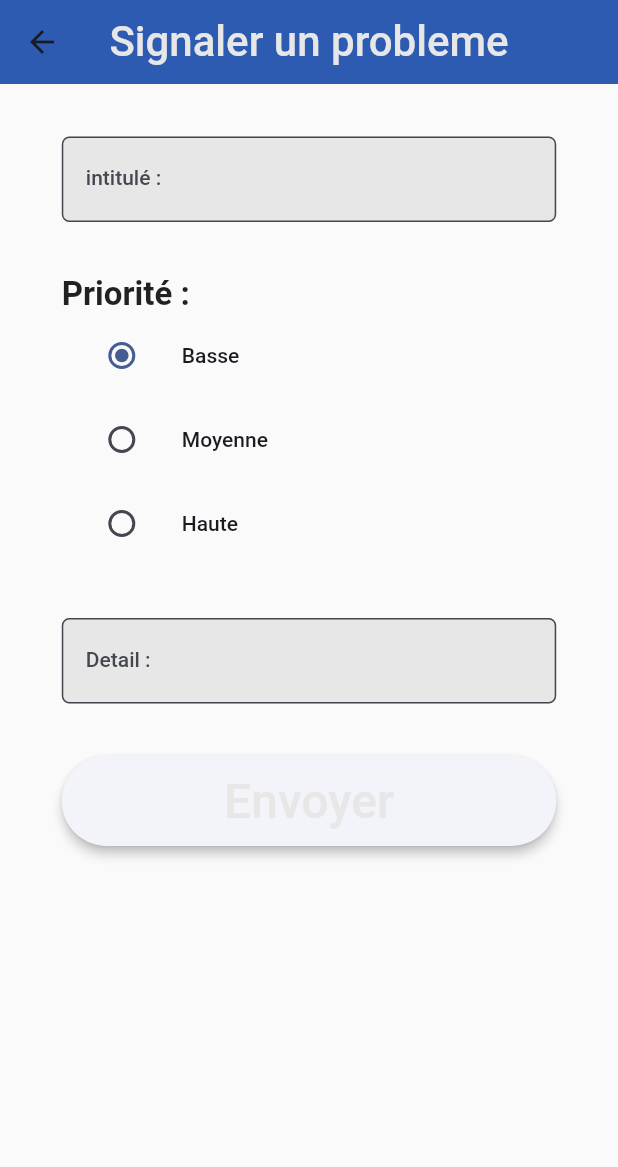
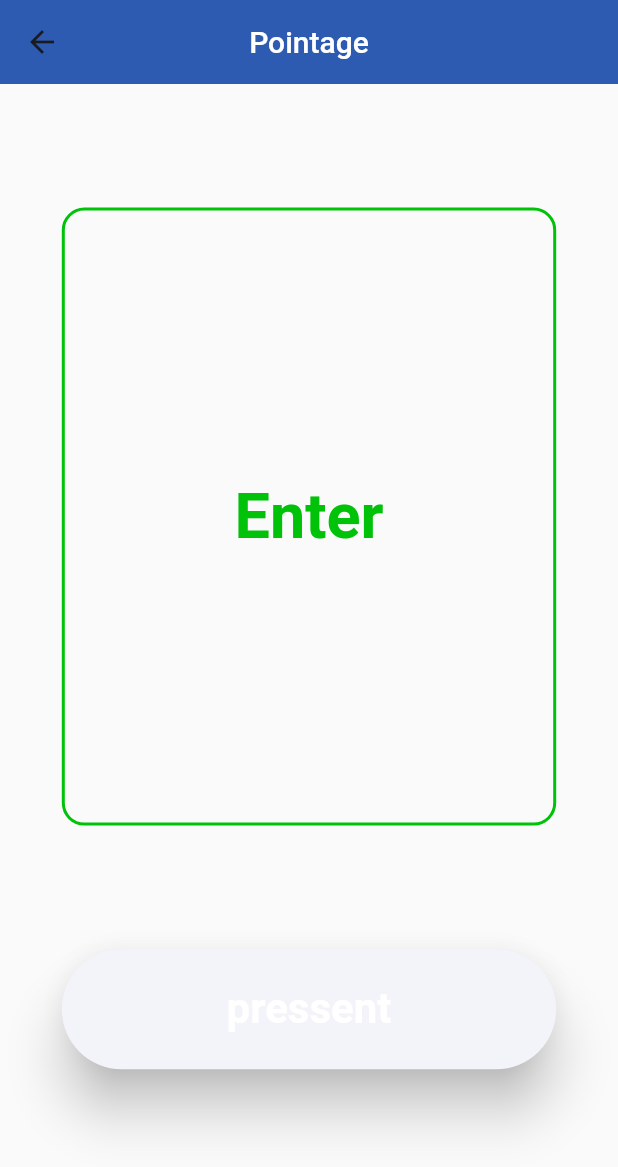
Before and after one commit to Nofinu/employeeApp, a Flutter app: the screen it shows after launch, after a tap on "Pointer", on a phone screen of 412 x 824 dp. Shown: the top 1167 px of the screen. Run offline on Flutter 3.47's test engine with Material 2 defaults, Android fonts, the phone set to English and light mode, and no system bars; our stand-ins replace badges, flutter_riverpod; network calls fail.

Commit message:
ajout de la page de pointage

```diff
--- a/lib/Screen/home_page.dart
+++ b/lib/Screen/home_page.dart
@@ -3,9 +3,10 @@ import 'package:flutter_riverpod/flutter_riverpod.dart';
 import 'package:tracker_app/Screen/messageBox/admin_message_box.dart';
 import 'package:tracker_app/Screen/messageBox/exceptional_request.dart';
 import 'package:tracker_app/Screen/messageBox/message_box.dart';
+import 'package:tracker_app/Screen/pointage/pointage.dart';
 import 'package:tracker_app/Screen/presenceManagement/presence_management.dart';
 import 'package:tracker_app/Screen/profil_screen.dart';
-import 'package:tracker_app/Screen/report_problem.dart';
+import 'package:tracker_app/Screen/messageBox/report_problem.dart';
 import 'package:tracker_app/model/User.dart';
 import 'package:tracker_app/model/messageModel/message.dart';
 import 'package:tracker_app/provider/auth_provider.dart';
@@ -130,7 +131,7 @@ class _HomePageScreenState extends ConsumerState<HomePageScreen> {
                 text: "Pointer",
                 icon: Icons.punch_clock_rounded,
                 color: Color.fromRGBO(215, 248, 28, 0.8),
-                route: ReportProblemeScreen(),
+                route: PointageScreen(),
               ),
             ],
           ),
--- a/lib/Screen/messageBox/exceptional_request.dart
+++ b/lib/Screen/messageBox/exceptional_request.dart
@@ -1,8 +1,8 @@
 import 'package:flutter/material.dart';
 import 'package:flutter_riverpod/flutter_riverpod.dart';
 import 'package:intl/intl.dart';
-import 'package:tracker_app/data/fake_data.dart';
 import 'package:tracker_app/model/messageModel/request.dart';
+import 'package:tracker_app/provider/auth_provider.dart';
 import 'package:tracker_app/provider/messages_provider.dart';
 
 final formater = DateFormat.yMd();
@@ -62,7 +62,7 @@ class _ExceptionalRequestState extends ConsumerState<ExceptionalRequest> {
       Request request = Request(
           title: _enteredTitle!,
           detail: _enteredDetail!,
-          writter: user[0],
+          writter: ref.watch(authProvider),
           dateWritting: DateTime.now(),
           requestDate: _selectedDate!);
 
--- a/lib/Screen/messageBox/probleme_detail.dart
+++ b/lib/Screen/messageBox/probleme_detail.dart
@@ -1,5 +1,5 @@
 import 'package:flutter/material.dart';
-import 'package:tracker_app/Screen/report_problem.dart';
+import 'package:tracker_app/Screen/messageBox/report_problem.dart';
 import 'package:tracker_app/model/messageModel/problem.dart';
 
 class ProblemeDetailScreen extends StatelessWidget {
--- a/lib/Screen/report_problem.dart
+++ b/lib/Screen/messageBox/report_problem.dart
@@ -1,7 +1,7 @@
 import 'package:flutter/material.dart';
 import 'package:flutter_riverpod/flutter_riverpod.dart';
-import 'package:tracker_app/data/fake_data.dart';
 import 'package:tracker_app/model/messageModel/problem.dart';
+import 'package:tracker_app/provider/auth_provider.dart';
 import 'package:tracker_app/provider/messages_provider.dart';
 
 enum Priority { low, medium, high }
@@ -29,7 +29,7 @@ class _SignalerProblemeScreenState extends ConsumerState<ReportProblemeScreen> {
           title: _enteredTitle!,
           detail: _enteredDetails == null ? "" : _enteredDetails!,
           dateWritting: DateTime.now(),
-          writter: user[0],
+          writter: ref.watch(authProvider),
           priority: _priority!);
 
         ref.read(messageProvider.notifier).addMessage(probleme);
--- /dev/null
+++ b/lib/Screen/pointage/pointage.dart
@@ -0,0 +1,71 @@
+import 'package:flutter/material.dart';
+
+class PointageScreen extends StatelessWidget {
+  const PointageScreen({super.key});
+
+  @override
+  Widget build(BuildContext context) {
+    final screenWidth = MediaQuery.of(context).size.width;
+    final screenHeight = MediaQuery.of(context).size.height;
+    return Scaffold(
+      appBar: AppBar(
+        centerTitle: true,
+        title: Text(
+          "Pointage",
+          textAlign: TextAlign.center,
+          style: TextStyle(color: Theme.of(context).colorScheme.onPrimary),
+        ),
+      ),
+      body: SingleChildScrollView(
+        child: Padding(
+          padding: EdgeInsets.symmetric(
+              horizontal: screenWidth * 0.1, vertical: screenHeight * 0.1),
+          child: Column(
+            mainAxisAlignment: MainAxisAlignment.center,
+            children: [
+              OutlinedButton(
+                onPressed: () {},
+                style: OutlinedButton.styleFrom(
+                  fixedSize: Size(screenWidth * 0.8, screenHeight * 0.5),
+                  side: const BorderSide(
+                    color: Color.fromRGBO(0, 194, 8, 1),
+                    width: 2,
+                  ),
+                  shape: RoundedRectangleBorder(
+                    borderRadius: BorderRadius.circular(15),
+                  ),
+                ),
+                child: const Text(
+                  "Enter",
+                  style: TextStyle(
+                    color: Color.fromRGBO(0, 194, 8, 1),
+                    fontWeight: FontWeight.bold,
+                    fontSize: 42,
+                  ),
+                ),
+              ),
+              SizedBox(
+                height: screenHeight * 0.1,
+              ),
+              ElevatedButton(
+                onPressed: () {},
+                style: ElevatedButton.styleFrom(
+                  elevation: 15,
+                  fixedSize: Size(screenWidth*0.8, 80),
+                ),
+                child: Text(
+                  "pressent",
+                  style: TextStyle(
+                    color: Theme.of(context).colorScheme.onPrimary,
+                    fontWeight: FontWeight.bold,
+                    fontSize: 28,
+                  ),
+                ),
+              ),
+            ],
+          ),
+        ),
+      ),
+    );
+  }
+}
--- a/lib/Widgets/probelem_message_item.dart
+++ b/lib/Widgets/probelem_message_item.dart
@@ -1,7 +1,7 @@
 import 'package:flutter/material.dart';
 import 'package:flutter_riverpod/flutter_riverpod.dart';
 import 'package:tracker_app/Screen/messageBox/probleme_detail.dart';
-import 'package:tracker_app/Screen/report_problem.dart';
+import 'package:tracker_app/Screen/messageBox/report_problem.dart';
 import 'package:tracker_app/model/User.dart';
 import 'package:tracker_app/model/messageModel/problem.dart';
 import 'package:tracker_app/provider/auth_provider.dart';
--- a/lib/data/fake_data.dart
+++ b/lib/data/fake_data.dart
@@ -1,7 +1,7 @@
 
 import 'dart:math';
 
-import 'package:tracker_app/Screen/report_problem.dart';
+import 'package:tracker_app/Screen/messageBox/report_problem.dart';
 import 'package:tracker_app/model/User.dart';
 import 'package:tracker_app/model/fake_day.dart';
 import 'package:tracker_app/model/messageModel/request.dart';
--- a/lib/model/messageModel/problem.dart
+++ b/lib/model/messageModel/problem.dart
@@ -1,4 +1,4 @@
-import 'package:tracker_app/Screen/report_problem.dart';
+import 'package:tracker_app/Screen/messageBox/report_problem.dart';
 import 'package:tracker_app/widgets/probelem_message_item.dart';
 import 'package:tracker_app/model/messageModel/message.dart';
 
```
